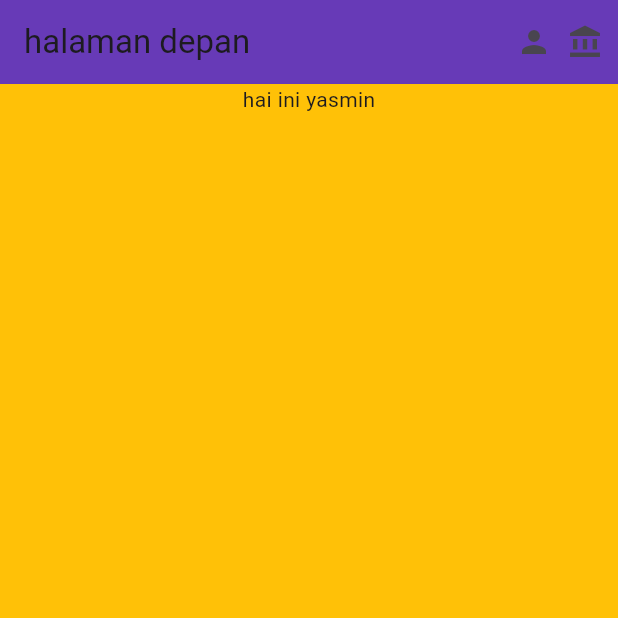
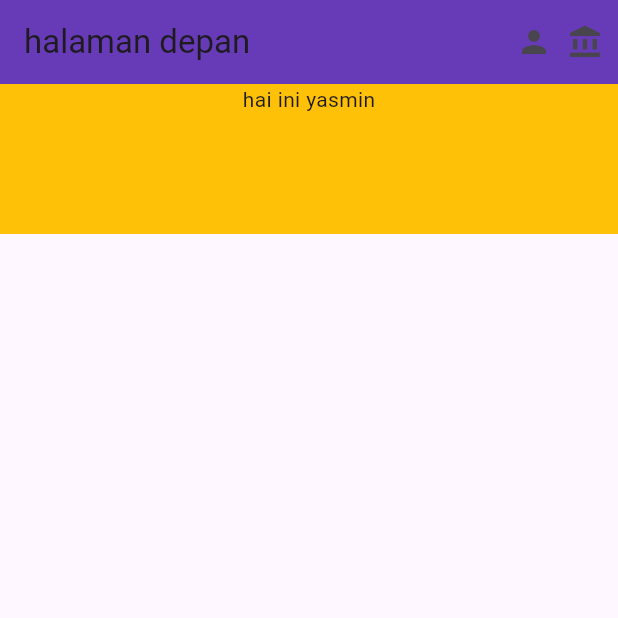
Before and after one commit to yaseumine/Tugas_week_5_1123150146, a Flutter app: the screen it shows after launch, on a phone screen of 412 x 824 dp, the top half of it. Run offline on Flutter 3.47's test engine with Material 3 defaults, Android fonts, the phone set to English and light mode, and no system bars.

Commit message:
widht dan height

```diff
--- a/lib/main.dart
+++ b/lib/main.dart
@@ -40,6 +40,8 @@ class Halaman extends StatelessWidget {
       ),
       body: Container(
         // child: Text("hai ini yasmin")
+        width: double.infinity,
+        height: 100,
         color: Colors.amber,
         alignment: Alignment.topCenter,
         child: Text("hai ini yasmin"),
```
Also changed, not shown: 1 other file.
